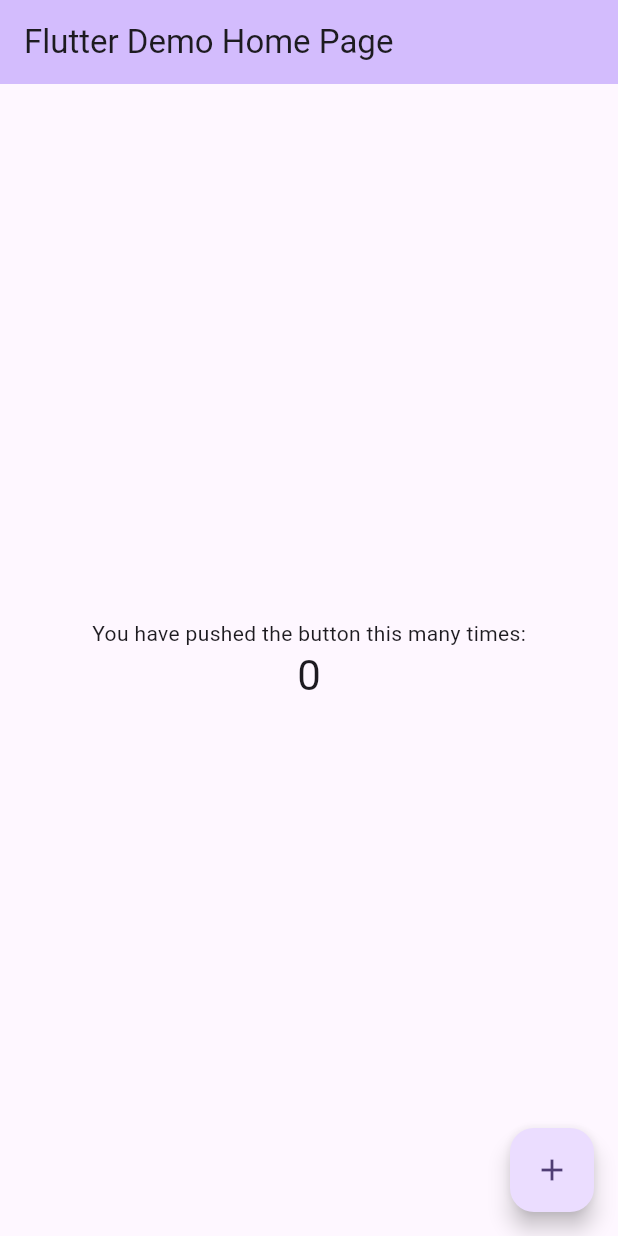
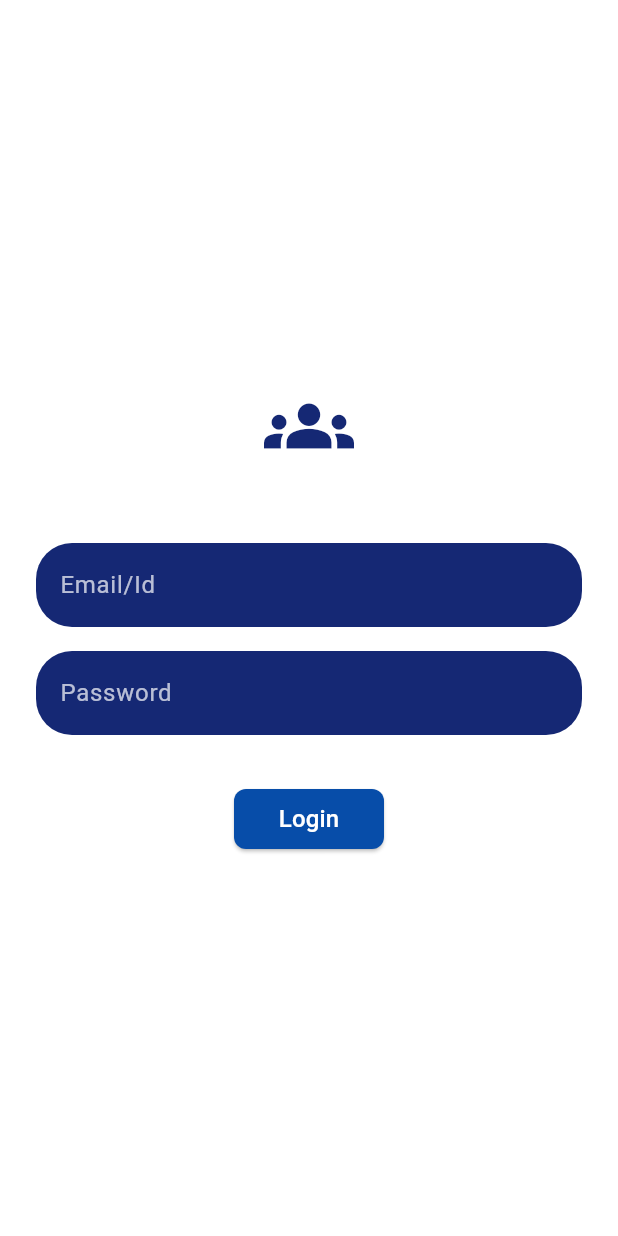
Before and after one commit to bisheshshrestha/attendance_system, a Flutter app: the screen it shows after launch, on a phone screen of 412 x 824 dp. Run offline on Flutter 3.47's test engine with Material 3 defaults, Android fonts, the phone set to English and light mode, and no system bars.

Commit message:
Created login page

```diff
--- a/lib/main.dart
+++ b/lib/main.dart
@@ -1,3 +1,4 @@
+import 'package:attendance_system/pages/login_page.dart';
 import 'package:flutter/material.dart';
 
 void main() {
@@ -11,112 +12,10 @@ class MyApp extends StatelessWidget {
   @override
   Widget build(BuildContext context) {
     return MaterialApp(
-      title: 'Flutter Demo',
-      theme: ThemeData(
-        // This is the theme of your application.
-        //
-        // TRY THIS: Try running your application with "flutter run". You'll see
-        // the application has a purple toolbar. Then, without quitting the app,
-        // try changing the seedColor in the colorScheme below to Colors.green
-        // and then invoke "hot reload" (save your changes or press the "hot
-        // reload" button in a Flutter-supported IDE, or press "r" if you used
-        // the command line to start the app).
-        //
-        // Notice that the counter didn't reset back to zero; the application
-        // state is not lost during the reload. To reset the state, use hot
-        // restart instead.
-        //
-        // This works for code too, not just values: Most code changes can be
-        // tested with just a hot reload.
-        colorScheme: ColorScheme.fromSeed(seedColor: Colors.deepPurple),
-      ),
-      home: const MyHomePage(title: 'Flutter Demo Home Page'),
+      debugShowCheckedModeBanner: false,
+      title: 'Attendace System',
+      theme: ThemeData(primarySwatch: Colors.blue),
+      home: LoginPage(),
     );
   }
 }
-
-class MyHomePage extends StatefulWidget {
-  const MyHomePage({super.key, required this.title});
-
-  // This widget is the home page of your application. It is stateful, meaning
-  // that it has a State object (defined below) that contains fields that affect
-  // how it looks.
-
-  // This class is the configuration for the state. It holds the values (in this
-  // case the title) provided by the parent (in this case the App widget) and
-  // used by the build method of the State. Fields in a Widget subclass are
-  // always marked "final".
-
-  final String title;
-
-  @override
-  State<MyHomePage> createState() => _MyHomePageState();
-}
-
-class _MyHomePageState extends State<MyHomePage> {
-  int _counter = 0;
-
-  void _incrementCounter() {
-    setState(() {
-      // This call to setState tells the Flutter framework that something has
-      // changed in this State, which causes it to rerun the build method below
-      // so that the display can reflect the updated values. If we changed
-      // _counter without calling setState(), then the build method would not be
-      // called again, and so nothing would appear to happen.
-      _counter++;
-    });
-  }
-
-  @override
-  Widget build(BuildContext context) {
-    // This method is rerun every time setState is called, for instance as done
-    // by the _incrementCounter method above.
-    //
-    // The Flutter framework has been optimized to make rerunning build methods
-    // fast, so that you can just rebuild anything that needs updating rather
-    // than having to individually change instances of widgets.
-    return Scaffold(
-      appBar: AppBar(
-        // TRY THIS: Try changing the color here to a specific color (to
-        // Colors.amber, perhaps?) and trigger a hot reload to see the AppBar
-        // change color while the other colors stay the same.
-        backgroundColor: Theme.of(context).colorScheme.inversePrimary,
-        // Here we take the value from the MyHomePage object that was created by
-        // the App.build method, and use it to set our appbar title.
-        title: Text(widget.title),
-      ),
-      body: Center(
-        // Center is a layout widget. It takes a single child and positions it
-        // in the middle of the parent.
-        child: Column(
-          // Column is also a layout widget. It takes a list of children and
-          // arranges them vertically. By default, it sizes itself to fit its
-          // children horizontally, and tries to be as tall as its parent.
-          //
-          // Column has various properties to control how it sizes itself and
-          // how it positions its children. Here we use mainAxisAlignment to
-          // center the children vertically; the main axis here is the vertical
-          // axis because Columns are vertical (the cross axis would be
-          // horizontal).
-          //
-          // TRY THIS: Invoke "debug painting" (choose the "Toggle Debug Paint"
-          // action in the IDE, or press "p" in the console), to see the
-          // wireframe for each widget.
-          mainAxisAlignment: MainAxisAlignment.center,
-          children: <Widget>[
-            const Text('You have pushed the button this many times:'),
-            Text(
-              '$_counter',
-              style: Theme.of(context).textTheme.headlineMedium,
-            ),
-          ],
-        ),
-      ),
-      floatingActionButton: FloatingActionButton(
-        onPressed: _incrementCounter,
-        tooltip: 'Increment',
-        child: const Icon(Icons.add),
-      ), // This trailing comma makes auto-formatting nicer for build methods.
-    );
-  }
-}
--- /dev/null
+++ b/lib/pages/login_page.dart
@@ -0,0 +1,96 @@
+import 'package:flutter/material.dart';
+
+class LoginPage extends StatefulWidget {
+  const LoginPage({super.key});
+
+  @override
+  State<LoginPage> createState() => _LoginPageState();
+}
+
+class _LoginPageState extends State<LoginPage> {
+  final _emailController = TextEditingController();
+  final _passwordController = TextEditingController();
+
+  final Color darkBlue = const Color(0xFF152874);
+
+  @override
+  Widget build(BuildContext context) {
+    return Scaffold(
+      backgroundColor: Colors.white,
+      body: SafeArea(
+        child: Center(
+          child: SingleChildScrollView(
+            child: Column(
+              mainAxisAlignment: MainAxisAlignment.center,
+              children: [
+                Icon(Icons.groups, size: 60, color: darkBlue),
+                const SizedBox(height: 40),
+                // Email field
+                Padding(
+                  padding: const EdgeInsets.symmetric(
+                    horizontal: 24,
+                    vertical: 8,
+                  ),
+                  child: TextField(
+                    controller: _emailController,
+                    decoration: InputDecoration(
+                      hintText: "Email/Id",
+                      filled: true,
+                      fillColor: darkBlue,
+                      hintStyle: const TextStyle(color: Colors.white70),
+                      border: OutlineInputBorder(
+                        borderRadius: BorderRadius.circular(24),
+                        borderSide: BorderSide.none,
+                      ),
+                    ),
+                    style: const TextStyle(color: Colors.white, fontSize: 16),
+                  ),
+                ),
+                // Password field
+                Padding(
+                  padding: const EdgeInsets.symmetric(
+                    horizontal: 24,
+                    vertical: 8,
+                  ),
+                  child: TextField(
+                    controller: _passwordController,
+                    obscureText: true,
+                    decoration: InputDecoration(
+                      hintText: "Password",
+                      filled: true,
+                      fillColor: darkBlue,
+                      hintStyle: const TextStyle(color: Colors.white70),
+                      border: OutlineInputBorder(
+                        borderRadius: BorderRadius.circular(24),
+                        borderSide: BorderSide.none,
+                      ),
+                    ),
+                    style: const TextStyle(color: Colors.white, fontSize: 16),
+                  ),
+                ),
+                // Login button
+                const SizedBox(height: 24),
+                ElevatedButton(
+                  style: ElevatedButton.styleFrom(
+                    backgroundColor: Color(
+                      0xFF074DA9,
+                    ),
+                    foregroundColor: Colors.white,
+                    minimumSize: const Size(100, 40),
+                    shape: RoundedRectangleBorder(
+                      borderRadius: BorderRadius.circular(8),
+                    ),
+                  ),
+                  onPressed: () {
+
+                  },
+                  child: const Text("Login", style: TextStyle(fontSize: 16)),
+                ),
+              ],
+            ),
+          ),
+        ),
+      ),
+    );
+  }
+}
```
Also changed, not shown: 1 other file.
